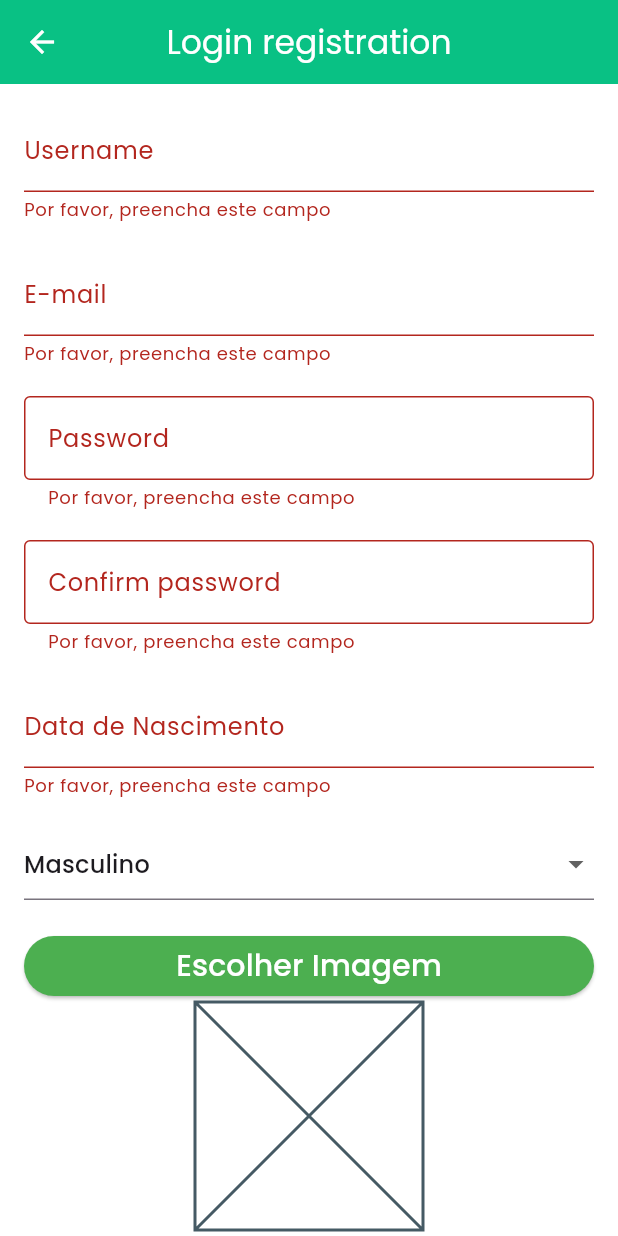
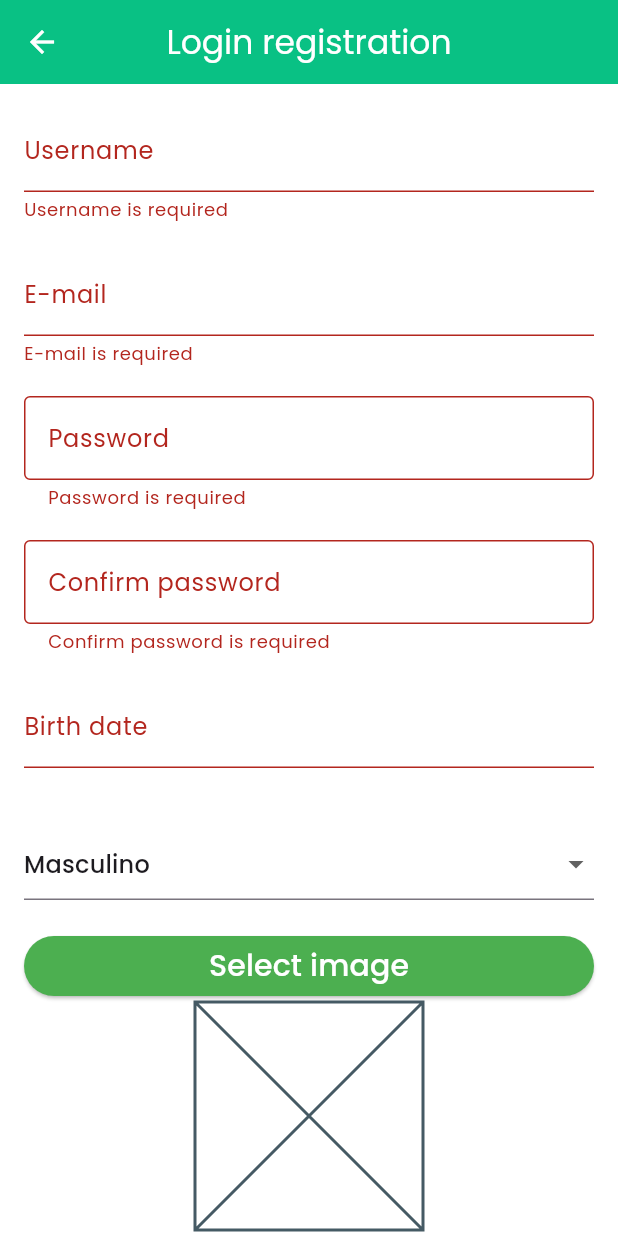
Before and after one commit to JoaoDant4s/AppCaronas, a Flutter app: the CadastroLogin screen opened by its route, after a tap on "Register", on a phone screen of 412 x 824 dp. Run offline on Flutter 3.47's test engine with Material 2 defaults, Android fonts, the phone set to English and light mode, and no system bars; our stand-ins replace image_picker.

```diff
--- a/lib/main.dart
+++ b/lib/main.dart
@@ -1,5 +1,6 @@
 import 'package:caronas/screen/home.dart';
 import 'package:caronas/screen/login.dart';
+import 'package:caronas/screen/my_profile.dart';
 import 'package:caronas/screen/new_account.dart';
 import 'package:caronas/screen/register_ride.dart';
 import 'package:caronas/screen/search.dart';
@@ -26,6 +27,7 @@ class MyApp extends StatelessWidget {
           AppRoutes.SEARCH: (context) => Search(),
           AppRoutes.REGISTER: (context) => Register(),
           AppRoutes.NEWACCOUNT: (context) => CadastroLogin(),
+          AppRoutes.MYPROFILE: (context) => MyProfile(),
         });
   }
 }
--- a/lib/screen/login.dart
+++ b/lib/screen/login.dart
@@ -45,7 +45,7 @@ class _LoginState extends State<Login> {
                     controller: _emailController,
                     decoration: InputDecoration(
                       labelText: 'E-mail',
-                      hintText: 'example@example.com', // Hint text aqui
+                      hintText: 'example@example.com',
                       enabledBorder: OutlineInputBorder(
                         borderSide: BorderSide(
                           color: Colors.black, // Cor da borda quando habilitado
@@ -64,7 +64,7 @@ class _LoginState extends State<Login> {
                     ),
                     validator: (value) {
                       if (value == null || value.isEmpty) {
-                        return 'Por favor, preencha este campo';
+                        return 'E-mail is required';
                       }
                       return null;
                     },
@@ -93,7 +93,7 @@ class _LoginState extends State<Login> {
                     obscureText: true,
                     validator: (value) {
                       if (value == null || value.isEmpty) {
-                        return 'Por favor, preencha este campo';
+                        return 'Password is required';
                       }
                       return null;
                     },
@@ -106,7 +106,6 @@ class _LoginState extends State<Login> {
                       child: ElevatedButton(
                         onPressed: () {
                           if (_formKey.currentState!.validate()) {
-                            // Realize a ação de Log In aqui
                           }
                         },
                         style: ElevatedButton.styleFrom(
--- a/lib/screen/new_account.dart
+++ b/lib/screen/new_account.dart
@@ -13,7 +13,8 @@ class CadastroLogin extends StatefulWidget {
 class _CadastroLoginState extends State<CadastroLogin> {
   final TextEditingController _usernameController = TextEditingController();
   final TextEditingController _passwordController = TextEditingController();
-  final TextEditingController _confirmPasswordController = TextEditingController();
+  final TextEditingController _confirmPasswordController =
+      TextEditingController();
   final TextEditingController _emailController = TextEditingController();
   final TextEditingController _birthdateController = TextEditingController();
   String _selectedGender = 'Masculino';
@@ -22,7 +23,7 @@ class _CadastroLoginState extends State<CadastroLogin> {
 
   final DateFormat _dateFormat = DateFormat('dd/MM/yyyy');
 
-  final _formKey = GlobalKey<FormState>(); // Chave do formulário
+  final _formKey = GlobalKey<FormState>();
 
   void initState() {
     super.initState();
@@ -45,7 +46,8 @@ class _CadastroLoginState extends State<CadastroLogin> {
   }
 
   Future<void> _pickImage() async {
-    final pickedImage = await ImagePicker().pickImage(source: ImageSource.gallery);
+    final pickedImage =
+        await ImagePicker().pickImage(source: ImageSource.gallery);
     if (pickedImage != null) {
       setState(() {
         _imageFile = pickedImage;
@@ -73,7 +75,6 @@ class _CadastroLoginState extends State<CadastroLogin> {
       );
 
       setState(() {
-        // Adicione o novo usuário à lista loginData
         loginData.add(newUser);
 
         _usernameController.clear();
@@ -89,8 +90,8 @@ class _CadastroLoginState extends State<CadastroLogin> {
         context: context,
         builder: (context) {
           return AlertDialog(
-            title: Text('Sucesso'),
-            content: Text('Cadastro de login realizado com sucesso!'),
+            title: Text('Success'),
+            content: Text('User registered successfully!'),
             actions: <Widget>[
               TextButton(
                 onPressed: () {
@@ -110,7 +111,8 @@ class _CadastroLoginState extends State<CadastroLogin> {
     return Scaffold(
       backgroundColor: const Color(0xFFF5F5F5),
       appBar: AppBar(
-        title: Text('Login registration', style: TextStyle(color: Colors.white)),
+        title:
+            Text('Login registration', style: TextStyle(color: Colors.white)),
         centerTitle: true,
         leading: IconButton(
           onPressed: () {
@@ -138,25 +140,24 @@ class _CadastroLoginState extends State<CadastroLogin> {
                     decoration: InputDecoration(labelText: 'Username'),
                     validator: (value) {
                       if (value == null || value.isEmpty) {
-                        return 'Por favor, preencha este campo';
+                        return 'Username is required';
                       }
                       return null;
                     },
                   ),
                   SizedBox(height: 20.0),
-
                   TextFormField(
                     controller: _emailController,
-                    decoration: InputDecoration(labelText: 'E-mail', hintText: 'example@example.com'),
+                    decoration: InputDecoration(
+                        labelText: 'E-mail', hintText: 'example@example.com'),
                     validator: (value) {
                       if (value == null || value.isEmpty) {
-                        return 'Por favor, preencha este campo';
+                        return 'E-mail is required';
                       }
                       return null;
                     },
                   ),
                   SizedBox(height: 20.0),
-
                   TextFormField(
                     controller: _passwordController,
                     obscureText: true,
@@ -166,13 +167,12 @@ class _CadastroLoginState extends State<CadastroLogin> {
                     ),
                     validator: (value) {
                       if (value == null || value.isEmpty) {
-                        return 'Por favor, preencha este campo';
+                        return 'Password is required';
                       }
                       return null;
                     },
                   ),
                   SizedBox(height: 20.0),
-
                   TextFormField(
                     controller: _confirmPasswordController,
                     obscureText: true,
@@ -182,34 +182,32 @@ class _CadastroLoginState extends State<CadastroLogin> {
                     ),
                     validator: (value) {
                       if (value == null || value.isEmpty) {
-                        return 'Por favor, preencha este campo';
+                        return 'Confirm password is required';
                       }
                       if (value != _passwordController.text) {
-                        return 'As senhas não coincidem';
+                        return 'Password and Confirm password must be equals';
                       }
                       return null;
                     },
                   ),
                   SizedBox(height: 20.0),
-
                   TextFormField(
                     controller: _birthdateController,
                     decoration: InputDecoration(
-                      labelText: 'Data de Nascimento',
-                      hintText: 'DD/MM/AAAA',
+                      labelText: 'Birth date',
+                      hintText: 'MM/DD/AAAA',
                     ),
                     validator: (value) {
                       if (value == null || value.isEmpty) {
-                        return 'Por favor, preencha este campo';
+                        return '';
                       }
                       return null;
                     },
                   ),
                   SizedBox(height: 20.0),
-
                   DropdownButtonFormField(
                     value: _selectedGender,
-                    items: ['Masculino', 'Feminino'].map((gender) {
+                    items: ['Masculino', 'Feminino', 'Outro'].map((gender) {
                       return DropdownMenuItem(
                         value: gender,
                         child: Text(gender),
@@ -222,14 +220,12 @@ class _CadastroLoginState extends State<CadastroLogin> {
                     },
                     validator: (value) {
                       if (value == null || value.isEmpty) {
-                        return 'Por favor, selecione um gênero';
+                        return 'Gender is required';
                       }
                       return null;
                     },
                   ),
-
                   SizedBox(height: 20.0),
-
                   ElevatedButton(
                     onPressed: _pickImage,
                     style: ElevatedButton.styleFrom(
@@ -237,7 +233,11 @@ class _CadastroLoginState extends State<CadastroLogin> {
                     ),
                     child: Container(
                       width: double.infinity,
-                      child: Center(child: Text('Escolher Imagem',style: TextStyle(color: Colors.white,fontSize: 20),)),
+                      child: Center(
+                          child: Text(
+                        'Select image',
+                        style: TextStyle(color: Colors.white, fontSize: 20),
+                      )),
                     ),
                   ),
                   Container(
@@ -247,7 +247,6 @@ class _CadastroLoginState extends State<CadastroLogin> {
                         ? Image.file(File(_imageFile!.path), fit: BoxFit.cover)
                         : Placeholder(),
                   ),
-
                   SizedBox(height: 20.0),
                   ElevatedButton(
                     onPressed: _registerUser,
@@ -256,7 +255,11 @@ class _CadastroLoginState extends State<CadastroLogin> {
                     ),
                     child: Container(
                       width: double.infinity,
-                      child: Center(child: Text('Register',style: TextStyle(color: Colors.white,fontSize: 20),)),
+                      child: Center(
+                          child: Text(
+                        'Register',
+                        style: TextStyle(color: Colors.white, fontSize: 20),
+                      )),
                     ),
                   ),
                 ],
--- a/lib/screen/search.dart
+++ b/lib/screen/search.dart
@@ -58,8 +58,7 @@ class _SearchState extends State<Search> {
         centerTitle: true,
         leading: IconButton(
           onPressed: () {
-            Navigator.pop(context);
-            Navigator.pop(context);
+            Navigator.popUntil(context, ModalRoute.withName("/"));
           },
           icon: const Icon(
             Icons.arrow_back,
--- a/lib/utils/app_routes.dart
+++ b/lib/utils/app_routes.dart
@@ -7,4 +7,5 @@ class AppRoutes {
   static const CARPOOLLIST = '/carpoollist';
   static const REGISTER = '/register';
   static const NEWACCOUNT = '/newAccount';
+  static const MYPROFILE = '/myProfile';
 }
--- a/pubspec.yaml
+++ b/pubspec.yaml
@@ -62,6 +62,7 @@ flutter:
     - assets/gifs/
     - assets/images/3dcar.png
     - assets/images/car2d.png
+    - assets/images/joao_dantas.jpg
   fonts:
     - family: Poppins
       fonts:
```
Also changed, not shown: lib/components/drawer.dart (+107 -9 lines), lib/screen/my_profile.dart (added, +51 -0 lines), lib/screen/register_ride.dart (+6 -9 lines), assets/images/joao_dantas.jpg (added).
